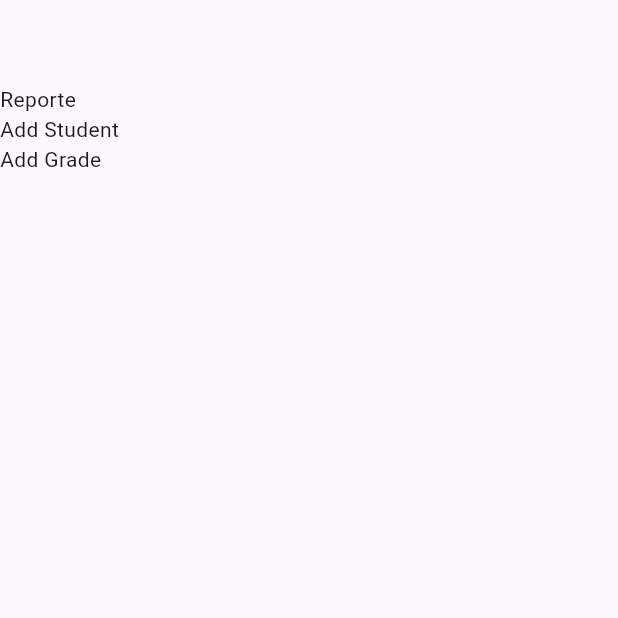
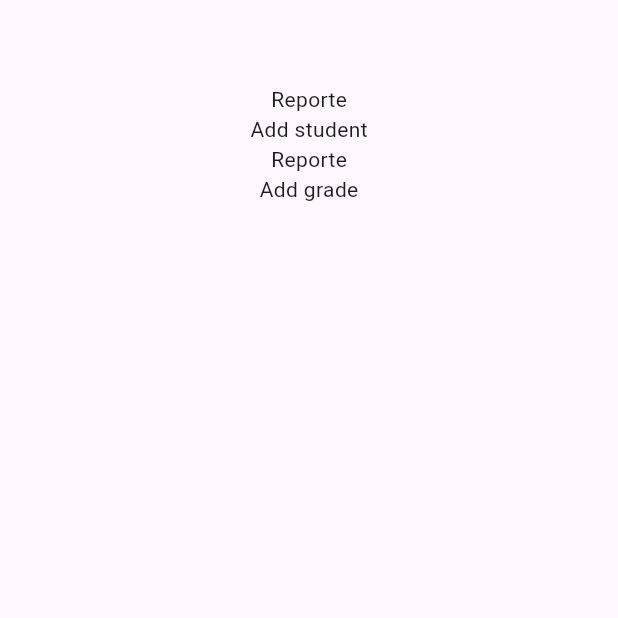
Before and after one commit to chaluemwut/getxtemplate, a Flutter app: the screen it shows after launch, on a phone screen of 412 x 824 dp, the top half of it. Run offline on Flutter 3.47's test engine with Material 3 defaults, Android fonts, the light colour scheme and no system bars; our stand-ins replace get.

Commit message:
update report student

```diff
--- a/lib/screen/home_screen.dart
+++ b/lib/screen/home_screen.dart
@@ -12,7 +12,6 @@ class HomeScreen extends GetView<HomeController> {
       appBar: AppBar(),
       body: ListView(
         children: [
-          ReportWidget(),
           AddStudentWidget(),
           AddGradeWidget()
         ],
--- a/lib/screen/widget/add_grade_widget.dart
+++ b/lib/screen/widget/add_grade_widget.dart
@@ -1,9 +1,12 @@
 import 'package:flutter/material.dart';
+
+import 'report_widget.dart';
 
 class AddGradeWidget extends StatelessWidget {
   @override
   Widget build(BuildContext context) {
-    return Text('Add Grade');
+    return Column(
+      children: [ReportWidget(), Text('Add grade')],
+    );
   }
-
 }
--- a/lib/screen/widget/add_student_widget.dart
+++ b/lib/screen/widget/add_student_widget.dart
@@ -1,9 +1,10 @@
 import 'package:flutter/material.dart';
+
+import 'report_widget.dart';
 
 class AddStudentWidget extends StatelessWidget {
   @override
   Widget build(BuildContext context) {
-    return Text('Add Student');
+    return Column(children: [ReportWidget(), Text('Add student')]);
   }
-
 }
```
